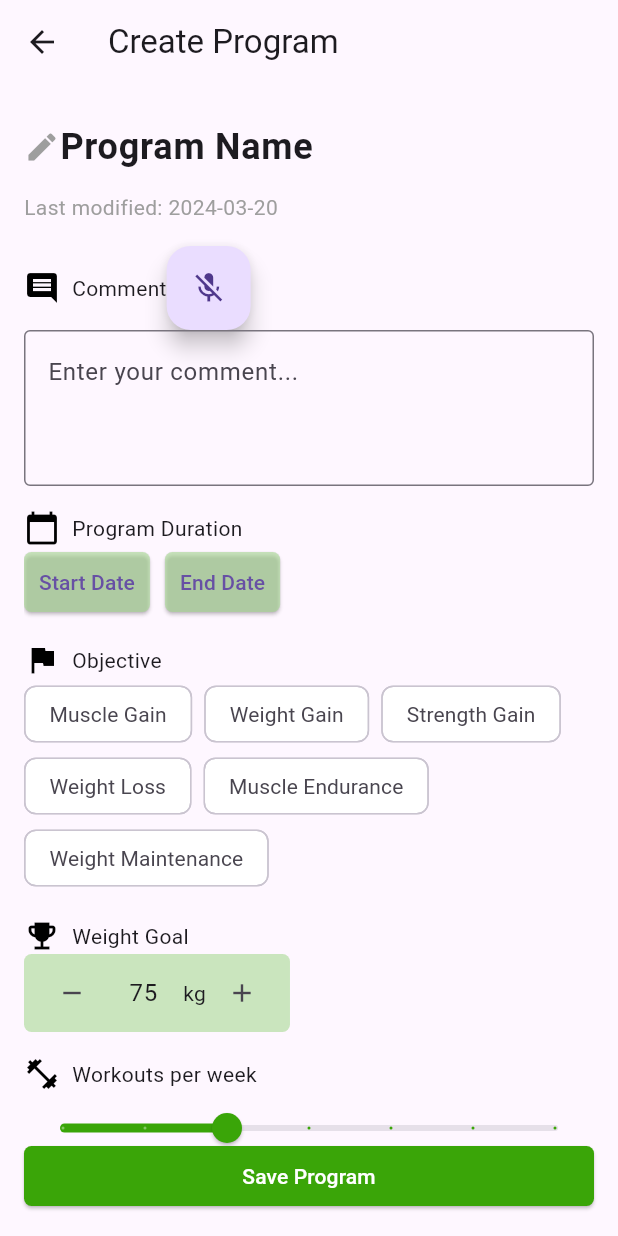
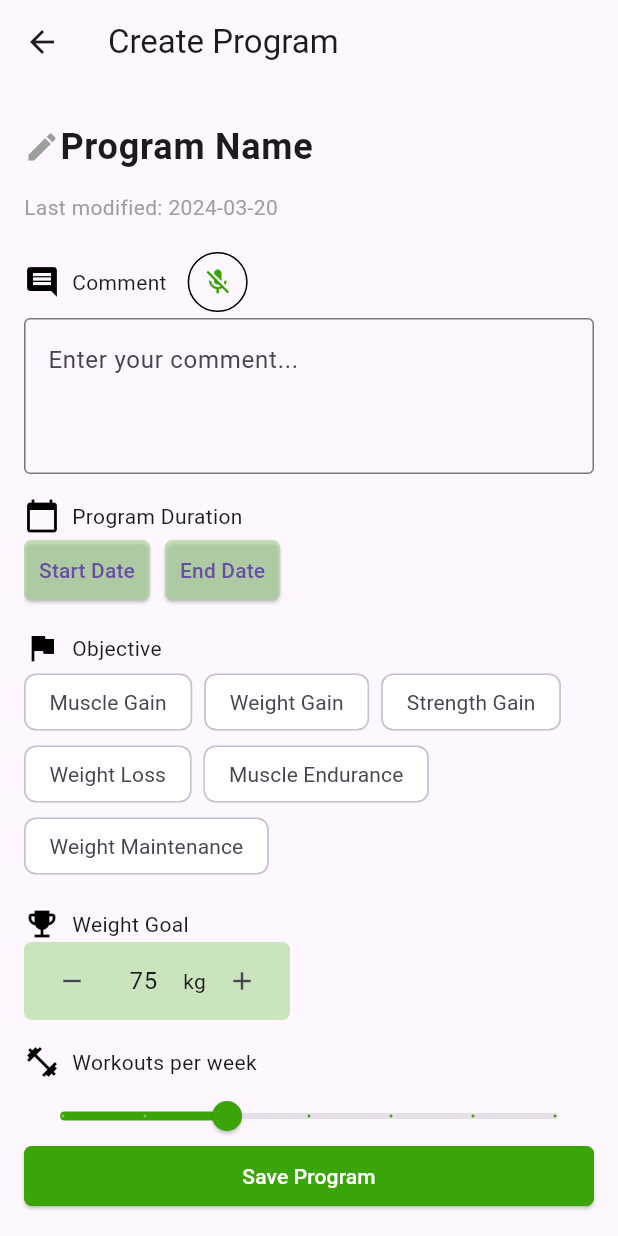
Before and after one commit to remybms/sportin-app, a Flutter app: the CreateProgramPage screen opened by its route, on a phone screen of 412 x 824 dp. Run offline on Flutter 3.47's test engine with Material 3 defaults, Android fonts, the phone set to English and light mode, and no system bars; our stand-ins replace freezed_annotation, shared_preferences, speech_to_text; accounts and stored records are empty.

Commit message:
:lipstick: | add style on the mic button

```diff
--- a/lib/create-program/create_program.dart
+++ b/lib/create-program/create_program.dart
@@ -136,14 +136,19 @@ class _CreateProgramPageState extends State<CreateProgramPage> {
                       SizedBox(width: 8),
                       Text("Comment"),
                       _speechEnabled
-                          ? FloatingActionButton(
+                          ? ElevatedButton(
+                            style: ElevatedButton.styleFrom(
+                              backgroundColor: Colors.transparent,
+                              shadowColor: Colors.transparent,
+                              shape: CircleBorder(side: BorderSide(width: 1)),
+                              iconSize: 20
+                            ),
                               onPressed: _speechToText.isNotListening
                                   ? _startListening
                                   : _stopListening,
-                              tooltip: 'Listen',
                               child: Icon(_speechToText.isNotListening
                                   ? Icons.mic_off
-                                  : Icons.mic),
+                                  : Icons.mic, color: Color.fromARGB(255, 58, 162, 8),),
                             )
                           : Container(),
                     ],
```
